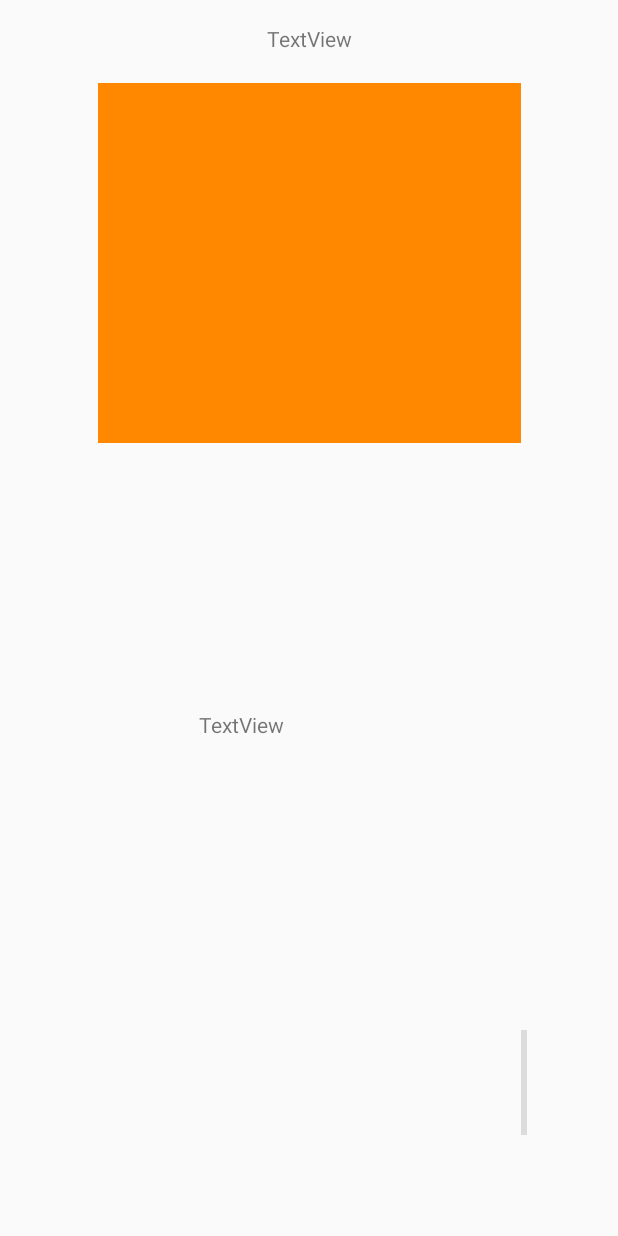
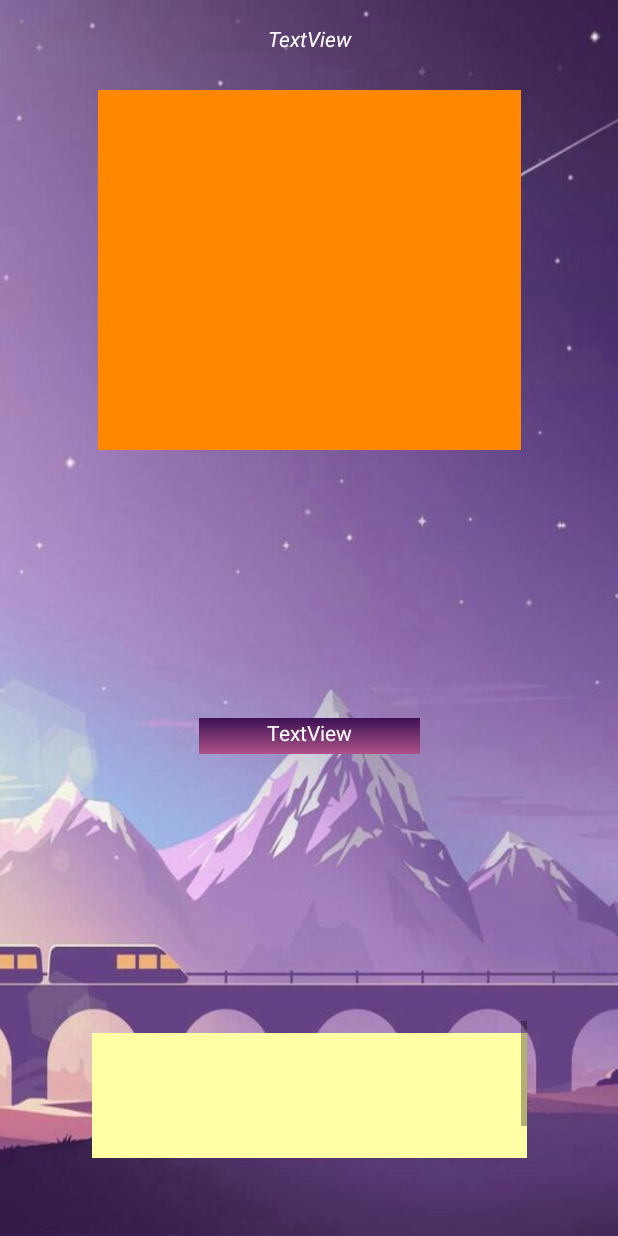
Before and after one commit to LucianEpure/AndroidApp, an Android app: the layout activity_one_memory_display.xml on its own in the app's theme, with its tools: preview values and no code run, on a phone screen of 412 x 824 dp. Run offline under Robolectric (Android 15) with nearby library versions, the phone set to English and light mode, and no system bars.

Commit message:
solved all

```diff
--- a/app/src/main/java/com/example/android/memoryapp/activities/FriendSetup.java
+++ b/app/src/main/java/com/example/android/memoryapp/activities/FriendSetup.java
@@ -25,7 +25,7 @@ public class FriendSetup extends AppCompatActivity {
     protected void onCreate(Bundle savedInstanceState) {
         super.onCreate(savedInstanceState);
         setContentView(R.layout.activity_friend_setup);
-
+        final DataBaseHelper dataBaseHelper = DataBaseHelper.getInstance(FriendSetup.this);
         firstNameEt = findViewById(R.id.firstNameEt);
         lastNameEt = findViewById(R.id.lastNameEt);
         helpInfoEt = findViewById(R.id.helpInfoEt);
@@ -37,7 +37,7 @@ public class FriendSetup extends AppCompatActivity {
             @Override
             public void onClick(View view) {
                 boolean isInserted;
-                isInserted = DataBaseHelper.getInstance(FriendSetup.this).insertDataPerson(firstNameEt.getText().toString(),lastNameEt.getText().toString(),helpInfoEt.getText().toString(),imageByte);
+                isInserted = dataBaseHelper.insertDataPerson(firstNameEt.getText().toString(),lastNameEt.getText().toString(),helpInfoEt.getText().toString(),imageByte);
                 if(isInserted == true)
                     Toast.makeText( FriendSetup.this,"Friend Added",Toast.LENGTH_LONG).show();
                 else
--- a/app/src/main/java/com/example/android/memoryapp/activities/OneMemoryDisplay.java
+++ b/app/src/main/java/com/example/android/memoryapp/activities/OneMemoryDisplay.java
@@ -158,7 +158,7 @@ public class OneMemoryDisplay extends AppCompatActivity {
 
         builder.show();
     }
-
+    @Override
     protected void onDestroy() {
         //android.os.Process.killProcess(android.os.Process.myPid());
 
--- a/app/src/main/java/com/example/android/memoryapp/activities/RememberGame.java
+++ b/app/src/main/java/com/example/android/memoryapp/activities/RememberGame.java
@@ -140,7 +140,6 @@ public class RememberGame extends AppCompatActivity {
         }
         return true;
     }
-    @Override
     protected void onDestroy() {
         //android.os.Process.killProcess(android.os.Process.myPid());
 
--- a/app/src/main/java/com/example/android/memoryapp/database/DataBaseHelper.java
+++ b/app/src/main/java/com/example/android/memoryapp/database/DataBaseHelper.java
@@ -19,7 +19,6 @@ import java.util.ArrayList;
  */
 
 public class DataBaseHelper  extends SQLiteOpenHelper{
-    //Our database name and columns
     private static DataBaseHelper instance;
 
     public static final String DATABASE_NAME = "Memory.db";
@@ -40,14 +39,12 @@ public class DataBaseHelper  extends SQLiteOpenHelper{
     private DataBaseHelper(Context context) {
         super(context, DATABASE_NAME, null, 1);
     }
-
     @Override
     public void onCreate(SQLiteDatabase sqLiteDatabase) {
         sqLiteDatabase.execSQL(" create table " + TABLE_NAME1 + " (ID INTEGER PRIMARY KEY AUTOINCREMENT,TITLE TEXT,DATE TEXT,DESCRIPTION TEXT,IMAGE BLOB)"); //BLOB)
         sqLiteDatabase.execSQL(" create table " + TABLE_NAME2 + " (ID INTEGER PRIMARY KEY AUTOINCREMENT,NAME TEXT,SURNAME TEXT,HELP TEXT,IMAGE BLOB, KNOWN BIT)");
 
     }
-
     @Override
     public void onUpgrade(SQLiteDatabase sqLiteDatabase, int i, int i1) {
         sqLiteDatabase.execSQL("DROP TABLE IF EXISTS "+TABLE_NAME1);
--- /dev/null
+++ b/app/src/main/res/drawable/gradient3.xml
@@ -0,0 +1,11 @@
+<?xml version="1.0" encoding="utf-8"?>
+<shape xmlns:android="http://schemas.android.com/apk/res/android"
+    xmlns:tools="http://schemas.android.com/tools"
+    android:shape = "rectangle">
+    <gradient
+        android:angle="90"
+        android:startColor="#ad5389"
+        android:endColor ="#3c1053"
+        android:type="linear" />
+
+</shape>
--- a/app/src/main/res/layout/activity_one_memory_display.xml
+++ b/app/src/main/res/layout/activity_one_memory_display.xml
@@ -4,14 +4,18 @@
     xmlns:tools="http://schemas.android.com/tools"
     android:layout_width="match_parent"
     android:layout_height="match_parent"
+    android:background="@drawable/ride"
     tools:context="com.example.android.memoryapp.activities.OneMemoryDisplay">
 
     <TextView
         android:id="@+id/titleOneMem"
-        android:layout_width="wrap_content"
-        android:layout_height="wrap_content"
+        android:layout_width="222dp"
+        android:layout_height="24dp"
         android:layout_marginTop="16dp"
         android:text="TextView"
+        android:textAlignment="center"
+        android:textColor="@color/cardview_light_background"
+        android:textStyle="italic"
         app:layout_constraintLeft_toLeftOf="parent"
         app:layout_constraintRight_toRightOf="parent"
         app:layout_constraintTop_toTopOf="parent" />
@@ -46,8 +50,14 @@
                 android:layout_height="103dp"
                 android:layout_marginBottom="8dp"
                 android:layout_marginTop="8dp"
+                android:background="@color/field"
+                android:clickable="false"
+                android:cursorVisible="false"
                 android:ems="10"
+                android:focusable="false"
+                android:focusableInTouchMode="false"
                 android:inputType="textMultiLine"
+                android:textAlignment="textStart"
                 app:layout_constraintBottom_toBottomOf="parent"
                 app:layout_constraintEnd_toEndOf="parent"
                 app:layout_constraintHorizontal_bias="0.0"
@@ -62,12 +72,15 @@
     <TextView
         android:id="@+id/dateTv"
         android:layout_width="147dp"
-        android:layout_height="29dp"
+        android:layout_height="24dp"
         android:layout_marginBottom="8dp"
         android:layout_marginEnd="8dp"
         android:layout_marginStart="8dp"
         android:layout_marginTop="8dp"
+        android:background="@drawable/gradient3"
         android:text="TextView"
+        android:textAlignment="center"
+        android:textColor="@color/cardview_light_background"
         app:layout_constraintBottom_toTopOf="@+id/scrollView3"
         app:layout_constraintEnd_toEndOf="parent"
         app:layout_constraintStart_toStartOf="parent"
```
Also changed, not shown: app/src/main/java/com/example/android/memoryapp/activities/EditMoment.java (+5 -2 lines), app/src/main/java/com/example/android/memoryapp/activities/ListFriends.java (+5 -5 lines).
